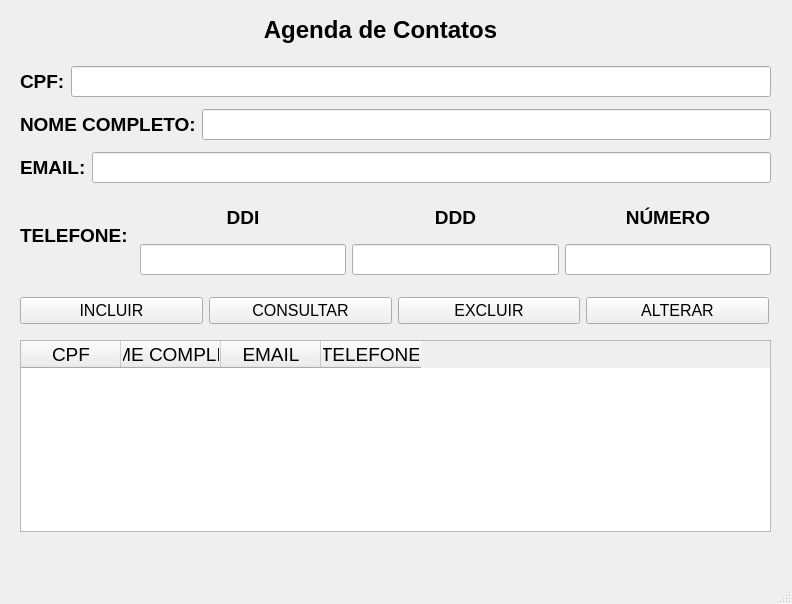
First picture: the form in ProjetoAgendaContatos2023/mainwindow.ui, repository GubioGarcia/ProjetoAgendaDeContatos, before the edit.
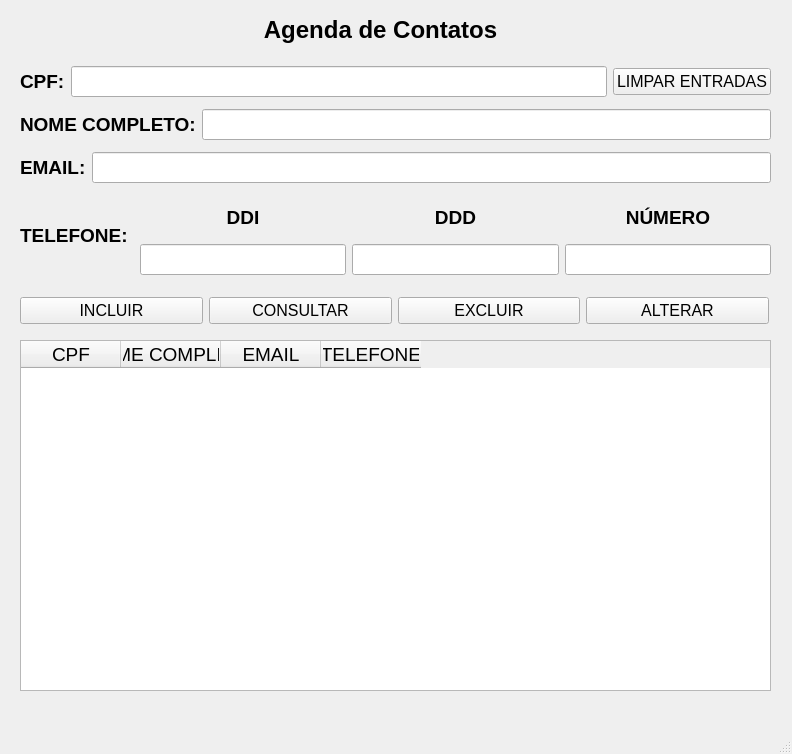
Second picture: the form after the edit.

The edit to the form file:
```diff
--- a/ProjetoAgendaContatos2023/mainwindow.ui
+++ b/ProjetoAgendaContatos2023/mainwindow.ui
@@ -7,7 +7,7 @@
     <x>0</x>
     <y>0</y>
     <width>792</width>
-    <height>604</height>
+    <height>754</height>
    </rect>
   </property>
   <property name="windowTitle">
@@ -33,7 +33,7 @@
       <x>20</x>
       <y>340</y>
       <width>751</width>
-      <height>192</height>
+      <height>351</height>
      </rect>
     </property>
     <column>
@@ -77,7 +77,7 @@
      </property>
     </column>
    </widget>
-   <widget class="QWidget" name="">
+   <widget class="QWidget" name="layoutWidget">
     <property name="geometry">
      <rect>
       <x>20</x>
@@ -150,7 +150,7 @@
      <string>&lt;html&gt;&lt;head/&gt;&lt;body&gt;&lt;p&gt;&lt;span style=&quot; font-size:14pt; font-weight:700;&quot;&gt;TELEFONE:&lt;/span&gt;&lt;/p&gt;&lt;/body&gt;&lt;/html&gt;</string>
     </property>
    </widget>
-   <widget class="QWidget" name="">
+   <widget class="QWidget" name="layoutWidget">
     <property name="geometry">
      <rect>
       <x>20</x>
@@ -178,6 +178,19 @@
          </property>
         </widget>
        </item>
+       <item>
+        <widget class="QPushButton" name="pushButtonLimpar">
+         <property name="font">
+          <font>
+           <family>Arial</family>
+           <pointsize>12</pointsize>
+          </font>
+         </property>
+         <property name="text">
+          <string>LIMPAR ENTRADAS</string>
+         </property>
+        </widget>
+       </item>
       </layout>
      </item>
      <item>
@@ -222,7 +235,7 @@
      </item>
     </layout>
    </widget>
-   <widget class="QWidget" name="">
+   <widget class="QWidget" name="layoutWidget">
     <property name="geometry">
      <rect>
       <x>140</x>
```
